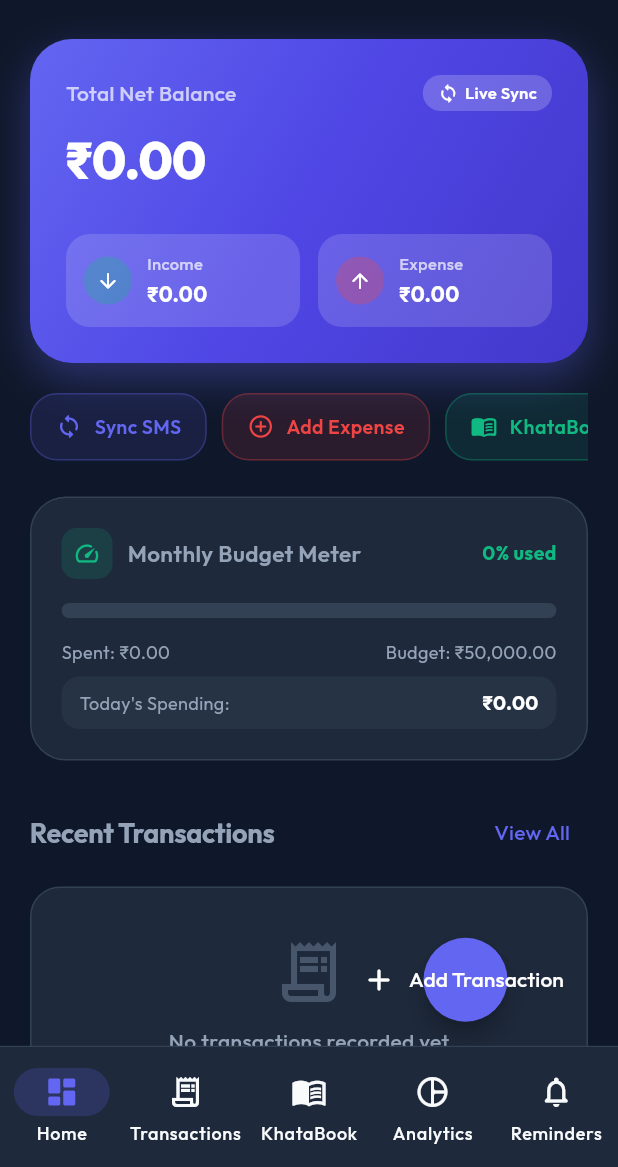
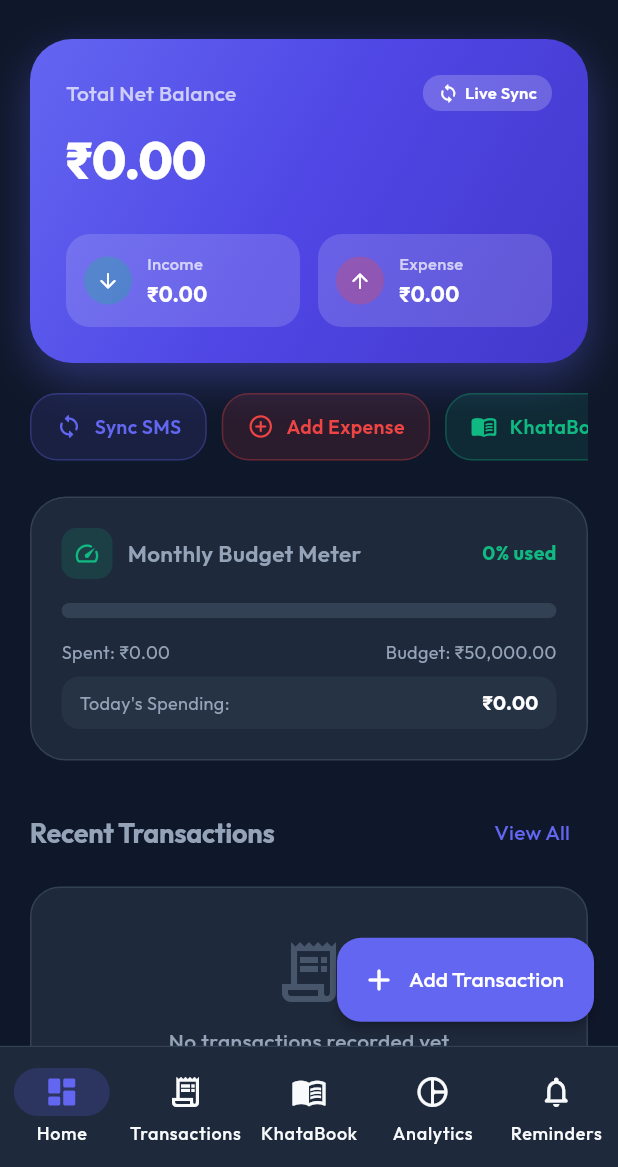
Before and after one commit to rai-ms/expense_tracker, a Flutter app: the screen it shows after launch, on a phone screen of 412 x 824 dp, the part 69-1236 px from its top. Run offline on Flutter 3.47's test engine with Material 3 defaults, Android fonts, the phone set to English and light mode, and no system bars; our stand-ins replace bot_toast, equatable, fl_chart, flutter_bloc, flutter_local_notifications, get_it and 8 more; missing offline and left inert: flutter_sms_inbox; generated files the repository leaves out were written again.

Commit message:
fix(ui): Fix Extended FloatingActionButton clipping/overflow in app theme

```diff
--- a/lib/core/theme/app_theme.dart
+++ b/lib/core/theme/app_theme.dart
@@ -112,10 +112,13 @@ class AppTheme {
           textStyle: const TextStyle(fontWeight: FontWeight.w600, fontSize: 16),
         ),
       ),
-      floatingActionButtonTheme: const FloatingActionButtonThemeData(
+      floatingActionButtonTheme: FloatingActionButtonThemeData(
         backgroundColor: AppColors.primary,
         foregroundColor: Colors.white,
-        shape: CircleBorder(),
+        elevation: 3,
+        shape: RoundedRectangleBorder(
+          borderRadius: BorderRadius.circular(16),
+        ),
       ),
     );
   }
@@ -225,10 +228,13 @@ class AppTheme {
           textStyle: const TextStyle(fontWeight: FontWeight.w600, fontSize: 16),
         ),
       ),
-      floatingActionButtonTheme: const FloatingActionButtonThemeData(
+      floatingActionButtonTheme: FloatingActionButtonThemeData(
         backgroundColor: AppColors.primary,
         foregroundColor: Colors.white,
-        shape: CircleBorder(),
+        elevation: 3,
+        shape: RoundedRectangleBorder(
+          borderRadius: BorderRadius.circular(16),
+        ),
       ),
     );
   }
```
